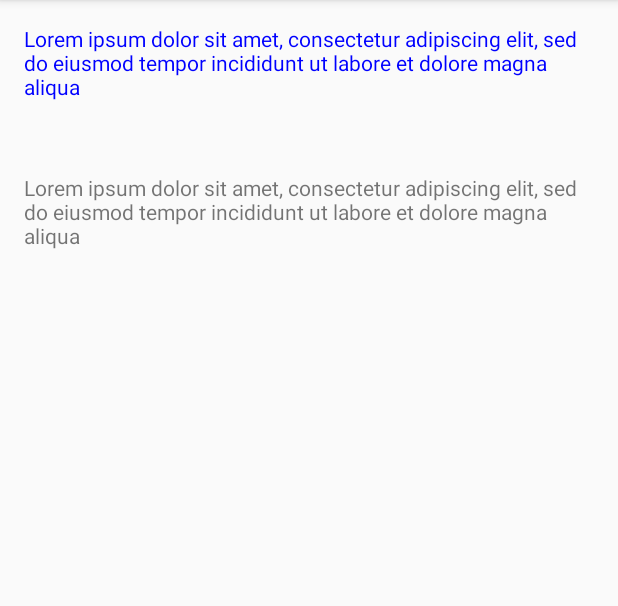
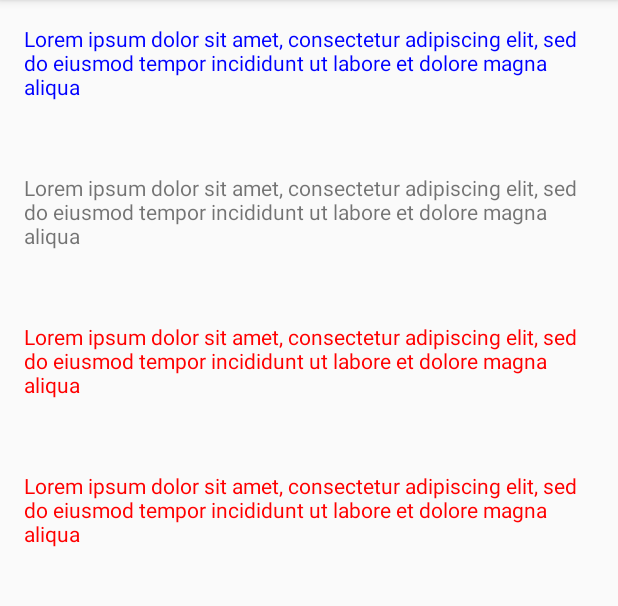
Before and after one commit to MoshDev/ThemesAndStyles, an Android app: the InLayoutThemeActivity screen opened directly, with no data from a screen before it, on a phone screen of 412 x 824 dp, the part 84-690 px from its top. Run offline under Robolectric (Android 15) with nearby library versions, the phone set to English and light mode, and no system bars.

Commit message:
add more samples

```diff
--- a/app/src/main/res/layout/activity_attributes.xml
+++ b/app/src/main/res/layout/activity_attributes.xml
@@ -23,7 +23,7 @@
     app:cheese_type="normal"
     app:ingredients="milk|thyme|garlic"
     app:manufacture_logo="@drawable/ic_action_cheese_company"
-    app:overlay_text="?attr/overlay_text"
+    app:overlay_text="This is a cheese"
     app:portion_color="light"
     app:rats_fraction="50%"
     app:rotten="false"
--- a/app/src/main/res/layout/activity_in_layout_theme.xml
+++ b/app/src/main/res/layout/activity_in_layout_theme.xml
@@ -27,4 +27,26 @@
     android:text="@string/lorem"
     android:theme="@style/Theme.AppCompat.Light.DarkActionBar"/>
 
+  <LinearLayout
+    android:layout_width="match_parent"
+    android:layout_height="wrap_content"
+    android:orientation="vertical"
+    android:theme="@style/InLayoutTheme">
+
+    <TextView
+      android:layout_width="match_parent"
+      android:layout_height="wrap_content"
+      android:layout_marginTop="16dp"
+      android:padding="16dp"
+      android:text="@string/lorem"/>
+
+    <TextView
+      android:layout_width="match_parent"
+      android:layout_height="wrap_content"
+      android:layout_marginTop="16dp"
+      android:padding="16dp"
+      android:text="@string/lorem"/>
+
+  </LinearLayout>
+
 </LinearLayout>
--- a/app/src/main/res/values/strings.xml
+++ b/app/src/main/res/values/strings.xml
@@ -3,4 +3,6 @@
   <string name="action_settings">Settings</string>
   <string name="lorem">Lorem ipsum dolor sit amet, consectetur adipiscing elit, sed do eiusmod tempor incididunt ut labore et dolore magna aliqua</string>
   <string name="title_activity_attributes">AttributesActivity</string>
+  <string name="title_activity_context_theme_wrapper_light">ContextThemeWrapperLightActivity
+  </string>
 </resources>
--- a/app/src/main/res/values/styles2.xml
+++ b/app/src/main/res/values/styles2.xml
@@ -23,4 +23,13 @@
     <item name="android:textColor">#00f</item>
   </style>
 
+
+  <style name="InLayoutTheme" parent="Theme.AppCompat.Light">
+    <item name="android:textViewStyle">@style/InLayoutTheme.TextViewStyle</item>
+  </style>
+
+  <style name="InLayoutTheme.TextViewStyle" parent="@android:style/Widget.TextView">
+    <item name="android:textColor">#F00</item>
+  </style>
+
 </resources>
```
Also changed, not shown: app/src/main/AndroidManifest.xml (+14 -0 lines), app/src/main/java/com/github/moshdev/themessample/IntroActivity.java (+15 -0 lines), app/src/main/java/com/github/moshdev/themessample/theme/ThemedTextView.java (added, +22 -0 lines), app/src/main/java/com/github/moshdev/themessample/themewrapper/ContextThemeWrapperActivity.java (added, +50 -0 lines), app/src/main/java/com/github/moshdev/themessample/themewrapper/ContextThemeWrapperDarkActivity.java (added, +15 -0 lines), app/src/main/java/com/github/moshdev/themessample/themewrapper/ContextThemeWrapperLightActivity.java (added, +32 -0 lines), app/src/main/res/layout/activity_context_theme_wrapper.xml (added, +51 -0 lines), app/src/main/res/layout/activity_context_theme_wrapper_light.xml (added, +34 -0 lines), app/src/main/res/layout/content_context_theme_wrapper_light.xml (added, +13 -0 lines), app/src/main/res/layout/content_intro.xml (+19 -1 lines), 2 other files.
